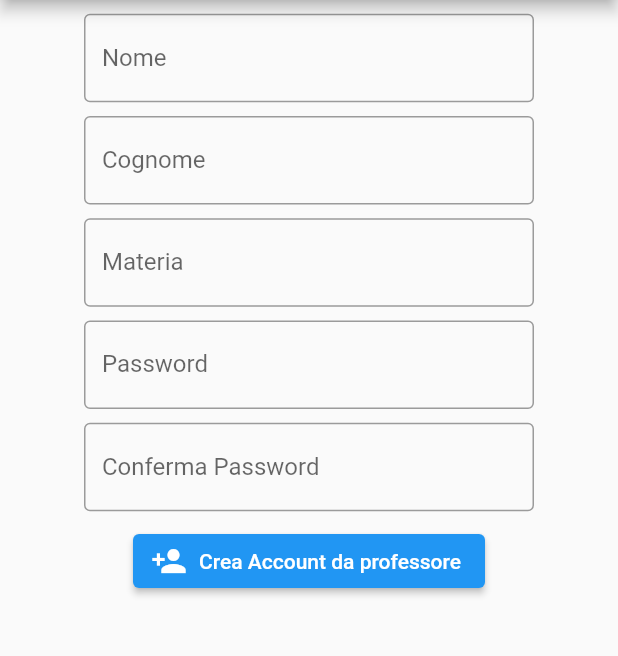
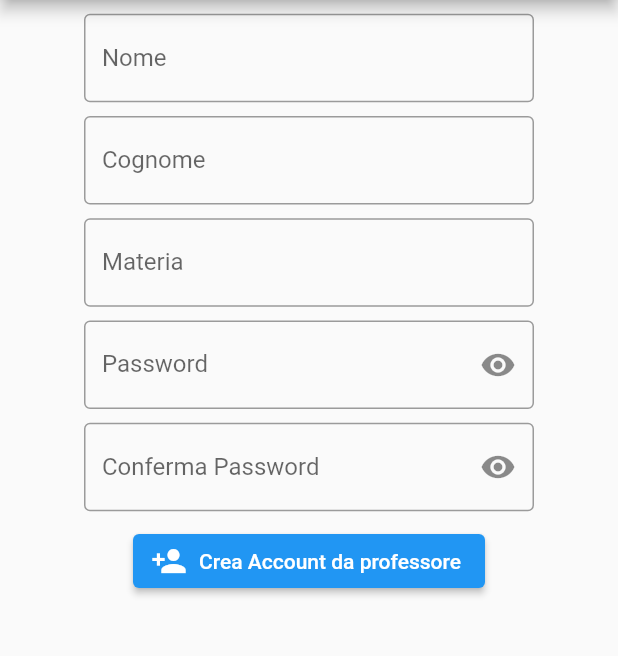
Before and after one commit to FabioFattori/prof_and_students-Project, a Flutter app: the CreateProf screen opened by its route, after a tap on "Crea Account da professore", on a phone screen of 412 x 824 dp, the part 90-746 px from its top. Run offline on Flutter 3.47's test engine with Material 2 defaults, Android fonts, the phone set to English and light mode, and no system bars; network calls fail.

Commit message:
fixed Bugs and added features in MyForm and Prof section

```diff
--- a/lib/Components/MyForm.dart
+++ b/lib/Components/MyForm.dart
@@ -1,13 +1,23 @@
 import 'package:flutter/material.dart';
+import 'package:prof_and_studends/Components/PasswordField.dart';
 
 class MyForm extends StatefulWidget {
-  MyForm({Key? key, required this.controllers, required this.labels,this.width =300 ,this.height=350})
+  MyForm(
+      {Key? key,
+      required this.controllers,
+      required this.labels,
+      this.labelsObscure = const [],
+      this.controllersObscure = const [],
+      this.width = 300,
+      this.height = 350})
       : super(key: key);
 
   double? width;
   double? height;
   late List<String> labels;
   late List<TextEditingController> controllers;
+  late List<String> labelsObscure;
+  late List<TextEditingController> controllersObscure;
 
   @override
   State<MyForm> createState() => _MyFormState();
@@ -30,6 +40,8 @@ class _MyFormState extends State<MyForm> {
                   labelText: widget.labels[i],
                 ),
               ),
+            for (int i = 0; i < widget.labelsObscure.length; i++)
+              PasswordField(label: widget.labelsObscure[i], controller: widget.controllersObscure[i])
           ],
         ));
   }
--- /dev/null
+++ b/lib/Components/PasswordField.dart
@@ -0,0 +1,41 @@
+import 'package:flutter/material.dart';
+
+class PasswordField extends StatefulWidget {
+  PasswordField({Key? key, required this.label, required this.controller})
+      : super(key: key);
+
+  late String label;
+  late TextEditingController controller;
+
+  bool showPassword = true;
+
+  @override
+  State<PasswordField> createState() => _PasswordFieldState();
+}
+
+class _PasswordFieldState extends State<PasswordField> {
+  @override
+  Widget build(BuildContext context) {
+    return TextField(
+
+      controller: widget.controller,
+      obscureText: widget.showPassword,
+      enableSuggestions: false,
+      autocorrect: false,
+      decoration: InputDecoration(
+        border: const OutlineInputBorder(),
+        labelText: widget.label,
+        suffixIcon: IconButton(
+          icon: Icon(
+            widget.showPassword ? Icons.visibility : Icons.visibility_off,
+          ),
+          onPressed: () {
+            setState(() {
+              widget.showPassword = !widget.showPassword;
+            });
+          },
+        ),
+      ),
+    );
+  }
+}
--- a/lib/Components/StudentCard.dart
+++ b/lib/Components/StudentCard.dart
@@ -1,9 +1,10 @@
 import 'package:flutter/material.dart';
+import 'package:prof_and_studends/Models/Prof.dart';
 import '../Models/Student.dart';
 
 class StudentCard extends StatelessWidget {
-  StudentCard({Key? key, required this.StudentData}) : super(key: key);
-
+  StudentCard({Key? key, required this.StudentData,required this.prof}) : super(key: key);
+  late Prof prof;
   late Student StudentData;
 
   @override
@@ -18,7 +19,7 @@ class StudentCard extends StatelessWidget {
           mainAxisAlignment: MainAxisAlignment.center,
           children: <Widget>[
 
-            Padding(padding: const EdgeInsets.all(8.0), child: Text("${StudentData.name} ${StudentData.surname}",style: const TextStyle(fontSize: 18,fontWeight: FontWeight.w400),),
+            Padding(padding: const EdgeInsets.all(8.0), child: Text("${StudentData.name} ${StudentData.surname}",style: const TextStyle(fontSize: 16,fontWeight: FontWeight.w400),),
             ),
             Row(
               mainAxisAlignment: MainAxisAlignment.center,
@@ -30,7 +31,9 @@ class StudentCard extends StatelessWidget {
                     borderRadius: BorderRadius.circular(50),
                     color: Colors.blue,
                   ),
-                  child: IconButton(onPressed: ()=>{}, icon: const Icon(Icons.add,color: Colors.white,)),
+                  child: IconButton(onPressed: ()=>{
+                    Navigator.pushNamed(context, '/addVoto',arguments: toPassObject(StudentData,prof))
+                  }, icon: const Icon(Icons.add,color: Colors.white,)),
                 )
               ],
             )
@@ -40,3 +43,10 @@ class StudentCard extends StatelessWidget {
     );
   }
 }
+
+
+class toPassObject {
+  Student student;
+  Prof prof;
+  toPassObject(this.student,this.prof);
+}
--- a/lib/Models/Connector.dart
+++ b/lib/Models/Connector.dart
@@ -85,4 +85,18 @@ class MyConnector {
       return [];
     }
   }
+
+  static void addVoto(double voto , int idProf , int idStudente) async {
+     await http.get(Uri.parse("$_url/addVoto.php?voto=$voto&idProf=$idProf&idStudente=$idStudente"));
+  }
+
+
+  static Future<Prof> createProf(String nome,String Cognome,String Materia,String Password){
+    return http.get(Uri.parse("$_url/createProf.php?name=$nome&surname=$Cognome&materia=$Materia&p=$Password")).then((value) => Prof.fromJson(jsonDecode(value.body)[0]));
+  }
+
+  static Future<Student> createStudent(String nome,String Cognome,String Password){
+    return http.get(Uri.parse("$_url/createStudent.php?name=$nome&surname=$Cognome&p=$Password")).then((value) => Student.fromJson(jsonDecode(value.body)[0]));
+  }
+
 }
--- a/lib/RouteGenerator.dart
+++ b/lib/RouteGenerator.dart
@@ -1,4 +1,8 @@
 import 'package:flutter/material.dart';
+import 'package:prof_and_studends/Components/StudentCard.dart';
+import 'package:prof_and_studends/Models/Prof.dart';
+import 'package:prof_and_studends/Models/Student.dart';
+import 'package:prof_and_studends/screens/AddGradeToStud.dart';
 import 'package:prof_and_studends/screens/CreateProf.dart';
 import 'package:prof_and_studends/screens/CreateStudent.dart';
 import 'package:prof_and_studends/screens/Login.dart';
@@ -41,6 +45,15 @@ class RouteGenerator {
       case '/CreateProf':
         return MaterialPageRoute(builder: (_) => CreateProf());
 
+      case '/addVoto':
+
+        if (args is toPassObject) {
+          return MaterialPageRoute(
+            builder: (_) => AddGrade(student: args.student, prof: args.prof),
+          );
+        }
+        return _errorRoute();
+
       default:
         return _errorRoute();
     }
--- a/lib/screens/CreateProf.dart
+++ b/lib/screens/CreateProf.dart
@@ -1,4 +1,7 @@
 import 'package:flutter/material.dart';
+import 'package:prof_and_studends/Models/Connector.dart';
+import 'package:prof_and_studends/Models/Prof.dart';
+import 'package:prof_and_studends/screens/Home.dart';
 import '../Components/CustomAppBar.dart';
 import '../Components/MyForm.dart';
 
@@ -9,6 +12,8 @@ class CreateProf extends StatelessWidget {
     TextEditingController(),
     TextEditingController(),
     TextEditingController(),
+  ];
+  List<TextEditingController> passwords = [
     TextEditingController(),
     TextEditingController(),
   ];
@@ -17,8 +22,6 @@ class CreateProf extends StatelessWidget {
     "Nome",
     "Cognome",
     "Materia",
-    "Password",
-    "Conferma Password",
   ];
 
   @override
@@ -35,9 +38,23 @@ class CreateProf extends StatelessWidget {
                 MyForm(
                   controllers: controllers,
                   labels: labels,
+                  labelsObscure: const ["Password", "Conferma Password"],
+                  controllersObscure: passwords,
                 ),
                 ElevatedButton.icon(
-                    onPressed: () => {},
+                    onPressed: () async {
+                      if (passwords[0].text == passwords[1].text) {
+                        Prof prof = await MyConnector.createProf(
+                            controllers[0].text,
+                            controllers[1].text,
+                            controllers[2].text,
+                            passwords[0].text);
+                        Navigator.push(
+                            context,
+                            MaterialPageRoute(
+                                builder: (__) => Home(loggedUser: prof)));
+                      }
+                    },
                     icon: const Icon(Icons.person_add),
                     label: const Text("Crea Account da professore")),
               ]),
--- a/lib/screens/Home.dart
+++ b/lib/screens/Home.dart
@@ -21,7 +21,7 @@ class _HomeState extends State<Home> {
         appBar: const CustomAppBar(title: "Home"),
         body: Center(
           child: Column(
-              mainAxisAlignment: MainAxisAlignment.center,
+              mainAxisAlignment: MainAxisAlignment.start,
               children: <Widget>[
                 widget.loggedUser is Prof
                     ?
```
Also changed, not shown: lib/Components/BenvenutoProf.dart (+21 -17 lines), lib/Components/LogStud.dart (+10 -4 lines), lib/Components/ProfLog.dart (+7 -3 lines), lib/Models/Voto.dart (+8 -3 lines), lib/screens/AddGradeToStud.dart (added, +69 -0 lines), lib/screens/CreateStudent.dart (+19 -3 lines).
